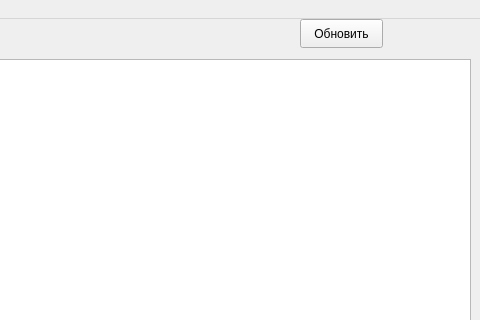
StepanRyabcev/ISBN, file mainwindow.ui: the form before one commit; both pictures show x 320 to 800 and y 0 to 320 of the 800 by 600 pixel window.
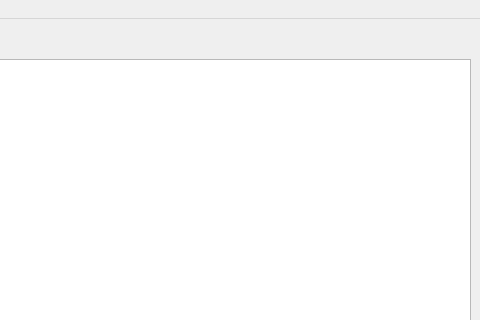
The form after the commit.

```diff
--- a/mainwindow.ui
+++ b/mainwindow.ui
@@ -63,19 +63,6 @@
      <string>Поиск</string>
     </property>
    </widget>
-   <widget class="QPushButton" name="refresh">
-    <property name="geometry">
-     <rect>
-      <x>620</x>
-      <y>0</y>
-      <width>83</width>
-      <height>29</height>
-     </rect>
-    </property>
-    <property name="text">
-     <string>Обновить</string>
-    </property>
-   </widget>
   </widget>
   <widget class="QMenuBar" name="menubar">
    <property name="geometry">
```
